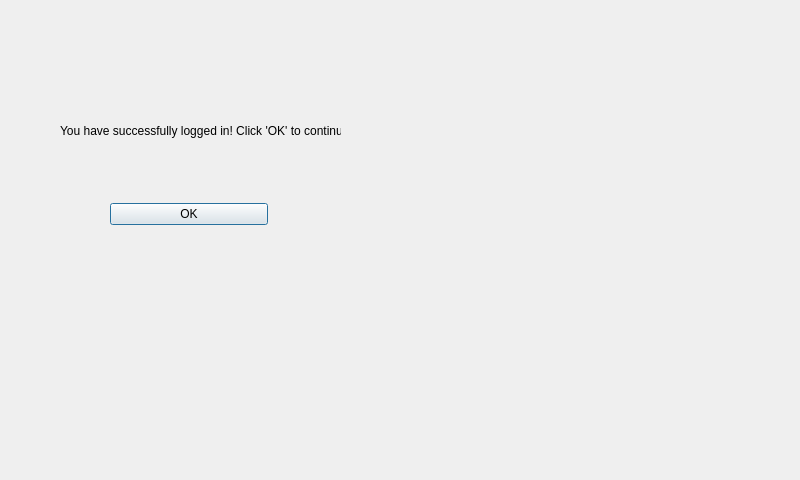
The window that PhoeVersion/Qt_Creator/projectPHOE/loginsuccess.ui (jdsalguer/senior_project) describes before a commit, drawn with Qt 5.
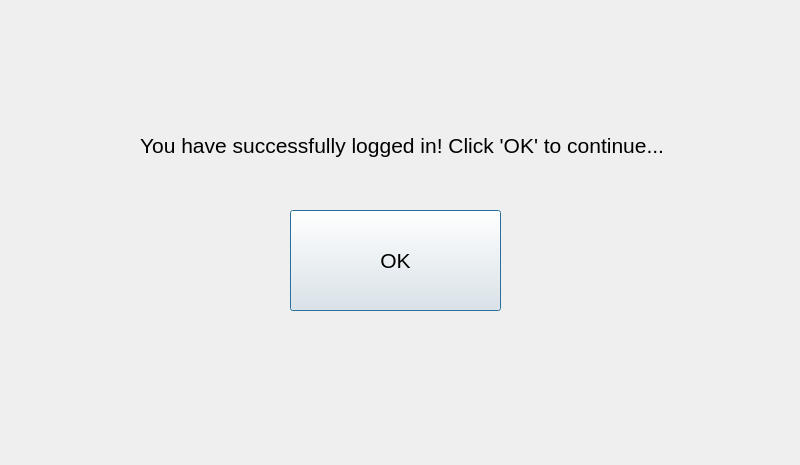
The same window after the commit.

```diff
--- a/PhoeVersion/Qt_Creator/projectPHOE/loginsuccess.ui
+++ b/PhoeVersion/Qt_Creator/projectPHOE/loginsuccess.ui
@@ -7,7 +7,7 @@
     <x>0</x>
     <y>0</y>
     <width>800</width>
-    <height>480</height>
+    <height>465</height>
    </rect>
   </property>
   <property name="windowTitle">
@@ -16,34 +16,38 @@
   <widget class="QLabel" name="label">
    <property name="geometry">
     <rect>
-     <x>60</x>
-     <y>110</y>
-     <width>281</width>
-     <height>41</height>
+     <x>140</x>
+     <y>90</y>
+     <width>561</width>
+     <height>111</height>
     </rect>
    </property>
+   <property name="font">
+    <font>
+     <pointsize>16</pointsize>
+    </font>
+   </property>
    <property name="text">
     <string>You have successfully logged in! Click 'OK' to continue...</string>
    </property>
   </widget>
-  <widget class="QWidget" name="layoutWidget">
+  <widget class="QPushButton" name="loginsucButton">
    <property name="geometry">
     <rect>
-     <x>110</x>
-     <y>200</y>
-     <width>158</width>
-     <height>29</height>
+     <x>290</x>
+     <y>210</y>
+     <width>211</width>
+     <height>101</height>
     </rect>
    </property>
-   <layout class="QHBoxLayout" name="horizontalLayout">
-    <item>
-     <widget class="QPushButton" name="loginsucButton">
-      <property name="text">
-       <string>OK</string>
-      </property>
-     </widget>
-    </item>
-   </layout>
+   <property name="font">
+    <font>
+     <pointsize>16</pointsize>
+    </font>
+   </property>
+   <property name="text">
+    <string>OK</string>
+   </property>
   </widget>
  </widget>
  <resources/>
```
